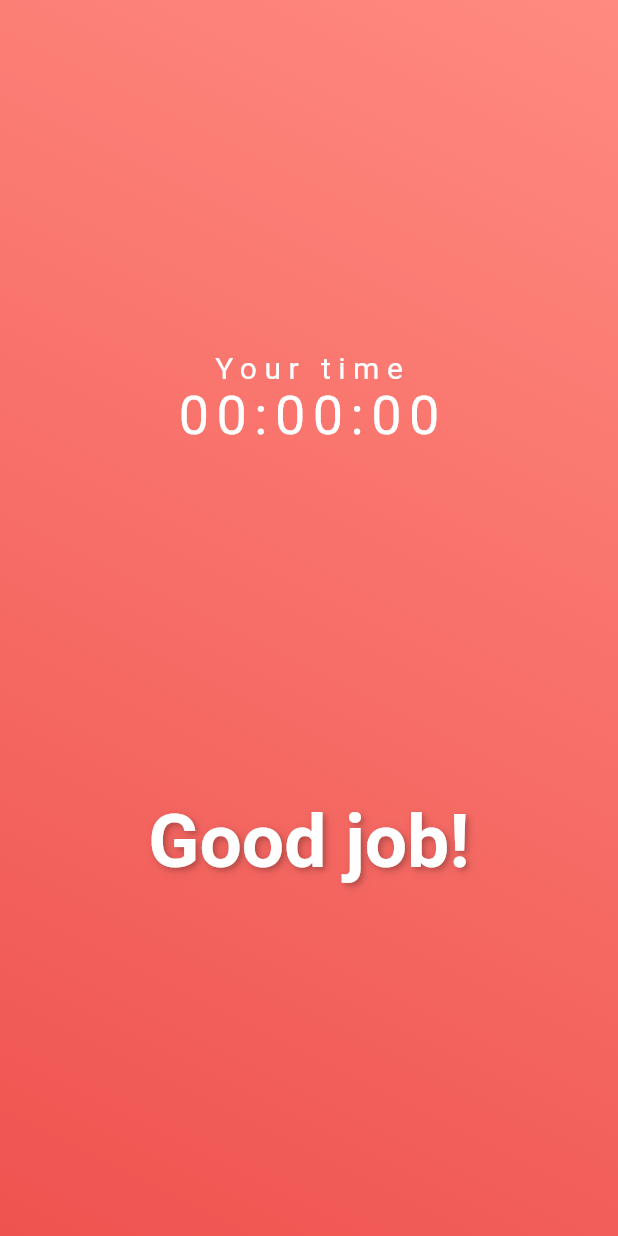
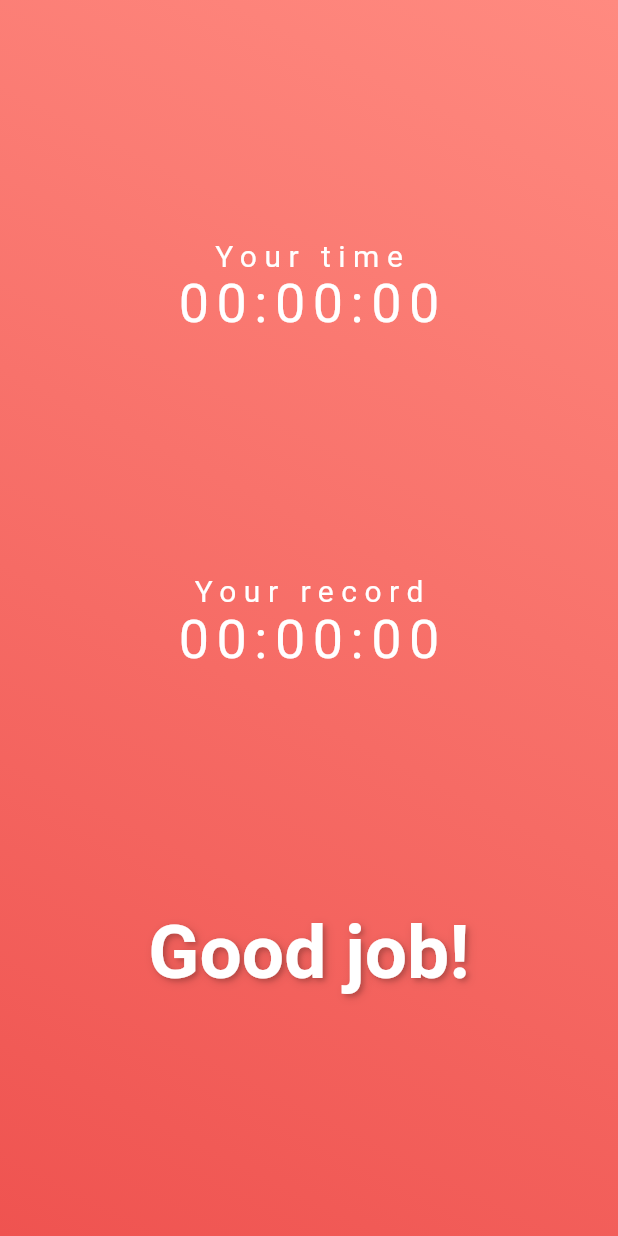
Before and after one commit to Steellow/hundred_reps, a Flutter app: the ResultsPage screen opened directly with empty values, on a phone screen of 412 x 824 dp. Run offline on Flutter 3.47's test engine with Material 2 defaults, Android fonts, the phone set to English and light mode, and no system bars; our stand-ins replace auto_size_text, flutter_swiper, google_fonts, percent_indicator, shared_preferences, timer_builder; missing offline and left inert: zoomable_tilt_view; accounts and stored records are empty.

Commit message:
saving records now working but still bit messy

```diff
--- a/lib/screens/results_page/results_page.dart
+++ b/lib/screens/results_page/results_page.dart
@@ -2,18 +2,33 @@ import 'package:flutter/material.dart';
 import 'package:flutter/services.dart';
 import 'package:google_fonts/google_fonts.dart';
 import 'package:ioo_reps/util/date_time_helper.dart';
+import 'package:ioo_reps/util/shared_prefs.dart';
 import 'package:ioo_reps/util/styles.dart';
 
 class ResultsPage extends StatelessWidget {
   final DateTime startTime;
   final DateTime finishTime;
+  final Duration bestTime;
 
-  ResultsPage({Key key, this.startTime, this.finishTime}) : super(key: key);
-
+  ResultsPage({Key key, this.startTime, this.finishTime, this.bestTime}) : super(key: key);
 
   @override
   Widget build(BuildContext context) {
-    SystemChrome.setSystemUIOverlayStyle(SystemUiOverlayStyle(statusBarColor: Colors.black26));
+    final Duration currentTime = finishTime.difference(startTime); // Calculates duration from start and finish times
+    String bottomText = "Good job!";
+
+    if ((bestTime != null) && (currentTime.inMilliseconds < bestTime.inMilliseconds)) {
+      bottomText = "New record!";
+      saveBestTime(currentTime);
+      print("New record! saved to SharedPreferences");
+    } else if (bestTime == null) {
+      saveBestTime(currentTime);
+      print("New record! saved to SharedPreferences");
+    }
+
+    //! KESKEN JÄI ei toimi jos bestTime on null
+
+    SystemChrome.setSystemUIOverlayStyle(SystemUiOverlayStyle(statusBarColor: Colors.black26)); // status bar color
 
     return Scaffold(
       body: Container(
@@ -24,11 +39,11 @@ class ResultsPage extends StatelessWidget {
             children: <Widget>[
               Column(
                 children: <Widget>[
-                  Text("Your time", style: Styles.cardSecondaryText,),
+                  Text("Your time", style: Styles.cardSecondaryText),
                   Hero(
                     tag: 'timertext',
                     child: Text(
-                      printDuration(finishTime.difference(startTime)), // Calculates duration from start and finish times and returns string
+                      printDuration(currentTime), // Returns String with enough zeros
                       style: GoogleFonts.shareTechMono(
                         textStyle: Styles.timerText.copyWith(color: Colors.white),
                       ),
@@ -36,7 +51,18 @@ class ResultsPage extends StatelessWidget {
                   ),
                 ],
               ),
-              Text("Good job!", style: Styles.goodJobText),
+              Column(
+                children: <Widget>[
+                  Text("Your record", style: Styles.cardSecondaryText),
+                  Text(
+                    bestTime != null ? printDuration(bestTime) : printDuration(currentTime), // Displays your current time as best time if bestTime is null
+                    style: GoogleFonts.shareTechMono(
+                      textStyle: Styles.timerText.copyWith(color: Colors.white),
+                    ),
+                  ),
+                ],
+              ),
+              Text(bottomText, style: Styles.goodJobText),
             ],
           ),
         ),
--- a/pubspec.yaml
+++ b/pubspec.yaml
@@ -26,6 +26,7 @@ dependencies:
   google_fonts: ^0.3.2
   percent_indicator: ^2.1.1+1
   auto_size_text: ^2.1.0
+  shared_preferences: ^0.5.6
 
   # The following adds the Cupertino Icons font to your application.
   # Use with the CupertinoIcons class for iOS style icons.
```
Also changed, not shown: lib/screens/main_page/done_button.dart (+10 -2 lines), lib/state/progress_state.dart (+9 -0 lines), lib/util/shared_prefs.dart (added, +22 -0 lines).
